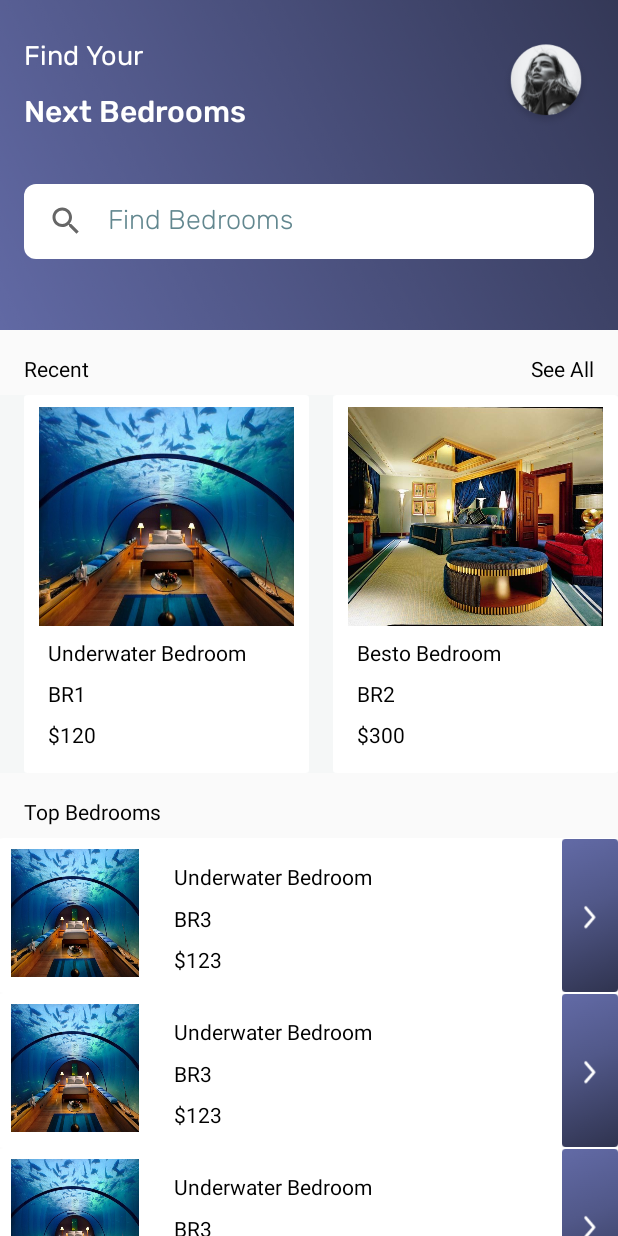
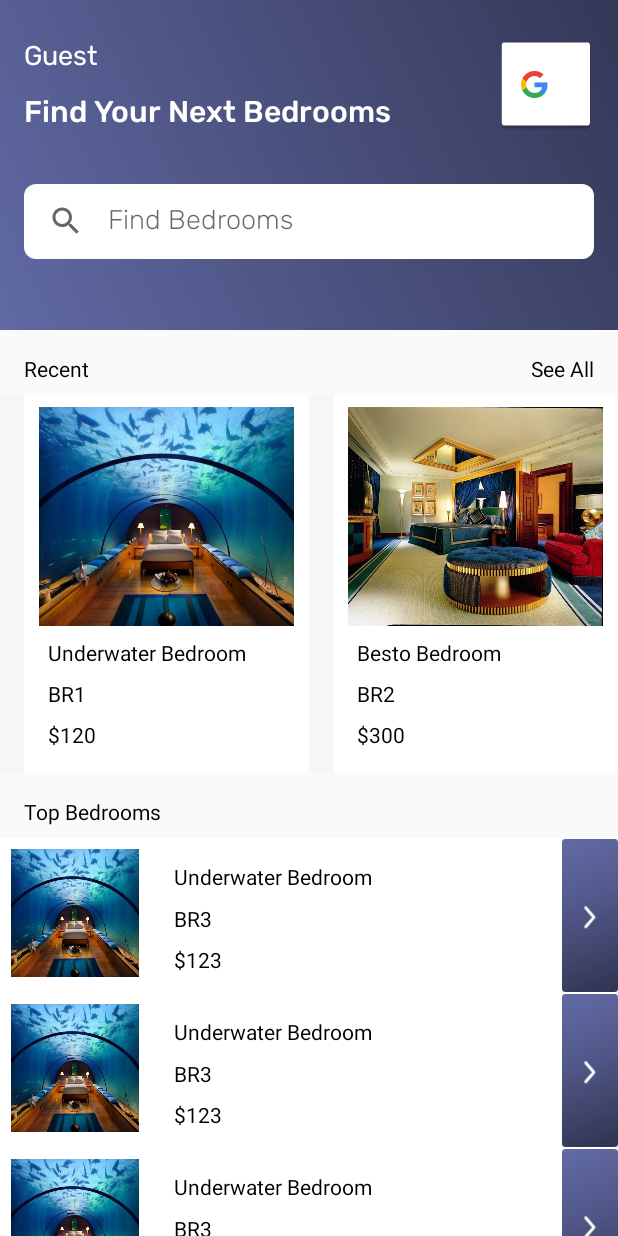
Before and after one commit to IsaiPortillo/TareaPDM, an Android app: the screen it shows after launch (MainActivity), on a phone screen of 412 x 824 dp. Run offline under Robolectric (Android 15) with nearby library versions, the phone set to English and light mode, and no system bars; our stand-ins replace Firebase (no records; nobody signed in at launch, a user with empty details on screens opened directly); Roboto replaces fonts that are not available here.

Commit message:
Agregando inicio de sesion con google

```diff
--- a/app/build.gradle
+++ b/app/build.gradle
@@ -37,6 +37,7 @@ dependencies {
     implementation 'androidx.constraintlayout:constraintlayout:2.0.4'
     implementation 'org.jetbrains:annotations:15.0'
     implementation 'org.jetbrains:annotations:15.0'
+    implementation 'com.google.android.gms:play-services-auth:18.1.0'
     testImplementation 'junit:junit:4.+'
     androidTestImplementation 'androidx.test.ext:junit:1.1.2'
     androidTestImplementation 'androidx.test.espresso:espresso-core:3.3.0'
@@ -45,4 +46,6 @@ dependencies {
     implementation platform('com.google.firebase:firebase-bom:28.1.0')
     implementation 'com.google.firebase:firebase-database'
     implementation 'com.google.firebase:firebase-analytics'
+    implementation 'com.google.firebase:firebase-auth'
 }
+apply plugin: 'com.google.gms.google-services'
--- a/app/src/main/java/com/example/hotelreservationapp/MainActivity.java
+++ b/app/src/main/java/com/example/hotelreservationapp/MainActivity.java
@@ -1,30 +1,77 @@
 package com.example.hotelreservationapp;
 
+import androidx.annotation.NonNull;
 import androidx.appcompat.app.AppCompatActivity;
 import androidx.recyclerview.widget.LinearLayoutManager;
 import androidx.recyclerview.widget.ListAdapter;
 import androidx.recyclerview.widget.RecyclerView;
 
+import android.content.Intent;
 import android.os.Bundle;
+import android.util.Log;
+import android.view.View;
+import android.widget.TextView;
 
 import com.example.hotelreservationapp.adapter.RecentsAdapter;
 import com.example.hotelreservationapp.adapter.TopRoomsAdapter;
 import com.example.hotelreservationapp.model.RecentsData;
 import com.example.hotelreservationapp.model.TopRoomsData;
+import com.google.android.gms.auth.api.signin.GoogleSignIn;
+import com.google.android.gms.auth.api.signin.GoogleSignInAccount;
+import com.google.android.gms.auth.api.signin.GoogleSignInClient;
+import com.google.android.gms.auth.api.signin.GoogleSignInOptions;
+import com.google.android.gms.common.ConnectionResult;
+import com.google.android.gms.common.SignInButton;
+import com.google.android.gms.common.api.ApiException;
+import com.google.android.gms.common.api.GoogleApiClient;
+import com.google.android.gms.signin.internal.SignInClientImpl;
+import com.google.android.gms.tasks.OnCompleteListener;
+import com.google.android.gms.tasks.Task;
+import com.google.firebase.auth.AuthCredential;
+import com.google.firebase.auth.AuthResult;
+import com.google.firebase.auth.FirebaseAuth;
+import com.google.firebase.auth.FirebaseUser;
+import com.google.firebase.auth.GoogleAuthProvider;
+
+import org.jetbrains.annotations.NotNull;
 
 import java.util.ArrayList;
 import java.util.List;
 
-public class MainActivity extends AppCompatActivity {
+public class MainActivity extends AppCompatActivity implements GoogleApiClient.OnConnectionFailedListener, View.OnClickListener{
 
+    TextView userName;
     RecyclerView recentRecycle, topRoomsRecycle;
     RecentsAdapter recentsAdapter;
     TopRoomsAdapter topRoomsAdapter;
+    SignInButton signInButton;
+    GoogleSignInClient mGoogleSignInClient;
+
+    private static final String TAG = "SignInActivity";
+    private static final int RC_SIGN_IN = 9001;
+
+    private FirebaseAuth mAuth;
 
     @Override
     protected void onCreate(Bundle savedInstanceState) {
         super.onCreate(savedInstanceState);
         setContentView(R.layout.activity_main);
+
+        // Configure Google Sign In
+        GoogleSignInOptions gso = new GoogleSignInOptions.Builder(GoogleSignInOptions.DEFAULT_SIGN_IN)
+                .requestIdToken(getString(R.string.default_web_client_id))
+                .requestEmail()
+                .build();
+        // ...
+        // Initialize Firebase Auth
+        mAuth = FirebaseAuth.getInstance();
+
+        mGoogleSignInClient = GoogleSignIn.getClient(this, gso);
+
+        signInButton = (SignInButton) findViewById(R.id.signInButton);
+        signInButton.setOnClickListener(this);
+
+        userName = (TextView) findViewById(R.id.userTextView);
 
         List<RecentsData> recentsDataList = new ArrayList<>();
         recentsDataList.add(new RecentsData("Underwater Bedroom","BR1","$120", R.drawable.habitacion1));
@@ -64,4 +111,78 @@ public class MainActivity extends AppCompatActivity {
 
     }
 
+    @Override
+    public void onClick(View v) {
+        switch (v.getId()) {
+            case R.id.signInButton:
+                signIn();
+                break;
+        }
+    }
+
+    private void signIn() {
+        Intent signInIntent = mGoogleSignInClient.getSignInIntent();
+        startActivityForResult(signInIntent, RC_SIGN_IN);
+    }
+
+    @Override
+    public void onActivityResult(int requestCode, int resultCode, Intent data) {
+        super.onActivityResult(requestCode, resultCode, data);
+
+        // Result returned from launching the Intent from GoogleSignInApi.getSignInIntent(...);
+        if (requestCode == RC_SIGN_IN) {
+            Task<GoogleSignInAccount> task = GoogleSignIn.getSignedInAccountFromIntent(data);
+            try {
+                // Google Sign In was successful, authenticate with Firebase
+                GoogleSignInAccount account = task.getResult(ApiException.class);
+                Log.d(TAG, "firebaseAuthWithGoogle:" + account.getId());
+                firebaseAuthWithGoogle(account.getIdToken());
+            } catch (ApiException e) {
+                // Google Sign In failed, update UI appropriately
+                Log.w(TAG, "Google sign in failed", e);
+            }
+        }
+    }
+
+    @Override
+    public void onStart() {
+        super.onStart();
+        // Check if user is signed in (non-null) and update UI accordingly.
+        FirebaseUser currentUser = mAuth.getCurrentUser();
+        updateUI(currentUser);
+    }
+
+    private void firebaseAuthWithGoogle(String idToken) {
+        AuthCredential credential = GoogleAuthProvider.getCredential(idToken, null);
+        mAuth.signInWithCredential(credential)
+                .addOnCompleteListener(this, new OnCompleteListener<AuthResult>() {
+                    @Override
+                    public void onComplete(@NonNull Task<AuthResult> task) {
+                        if (task.isSuccessful()) {
+                            // Sign in success, update UI with the signed-in user's information
+                            Log.d(TAG, "signInWithCredential:success");
+                            FirebaseUser user = mAuth.getCurrentUser();
+                            updateUI(user);
+                        } else {
+                            // If sign in fails, display a message to the user.
+                            Log.w(TAG, "signInWithCredential:failure", task.getException());
+                            updateUI(null);
+                        }
+                    }
+                });
+    }
+
+
+    private void updateUI(FirebaseUser currentUser) {
+        if(currentUser != null){
+            userName.setText("Bienvenido: " + currentUser.getDisplayName());
+        }
+    }
+
+    @Override
+    public void onConnectionFailed(@NonNull @NotNull ConnectionResult connectionResult) {
+
+    }
+
+
 }
--- a/app/src/main/res/layout/activity_main.xml
+++ b/app/src/main/res/layout/activity_main.xml
@@ -17,13 +17,14 @@
         app:layout_constraintTop_toTopOf="parent">
 
         <TextView
-            android:id="@+id/textView"
+            android:id="@+id/userTextView"
+            android:inputType="text"
             android:layout_width="wrap_content"
             android:layout_height="wrap_content"
             android:layout_marginStart="16dp"
             android:layout_marginTop="24dp"
             android:fontFamily="@font/rubik"
-            android:text="Find Your"
+            android:text="Guest"
             android:textColor="#FFFFFFFF"
             android:textSize="18sp"
             app:layout_constraintStart_toStartOf="parent"
@@ -35,11 +36,11 @@
             android:layout_height="wrap_content"
             android:layout_marginTop="8dp"
             android:fontFamily="@font/rubik_medium"
-            android:text="Next Bedrooms"
+            android:text="Find Your Next Bedrooms"
             android:textColor="#FFFFFFFF"
             android:textSize="20sp"
-            app:layout_constraintStart_toStartOf="@+id/textView"
-            app:layout_constraintTop_toBottomOf="@+id/textView" />
+            app:layout_constraintStart_toStartOf="@+id/userTextView"
+            app:layout_constraintTop_toBottomOf="@+id/userTextView" />
 
         <ImageView
             android:id="@+id/imageView"
@@ -49,7 +50,19 @@
             android:layout_marginEnd="16dp"
             app:layout_constraintEnd_toEndOf="parent"
             app:layout_constraintTop_toTopOf="parent"
+
             app:srcCompat="@drawable/profile" />
+
+        <com.google.android.gms.common.SignInButton
+            android:id="@+id/signInButton"
+            android:layout_width="64dp"
+            android:layout_height="64dp"
+            tools:layout_editor_absoluteX="233dp"
+            tools:layout_editor_absoluteY="31dp"
+            android:layout_marginTop="24dp"
+            android:layout_marginEnd="16dp"
+            app:layout_constraintEnd_toEndOf="parent"
+            app:layout_constraintTop_toTopOf="parent" />
 
         <EditText
             android:id="@+id/editTextTextPersonName"
@@ -61,9 +74,9 @@
             android:drawablePadding="16dp"
             android:ems="10"
             android:fontFamily="@font/rubik_light"
+            android:hint="Find Bedrooms"
             android:inputType="textPersonName"
             android:paddingStart="16dp"
-            android:text="Find Bedrooms"
             android:textColor="#62878F"
             app:layout_constraintEnd_toEndOf="@+id/imageView"
             app:layout_constraintStart_toStartOf="@+id/textView2"
```
